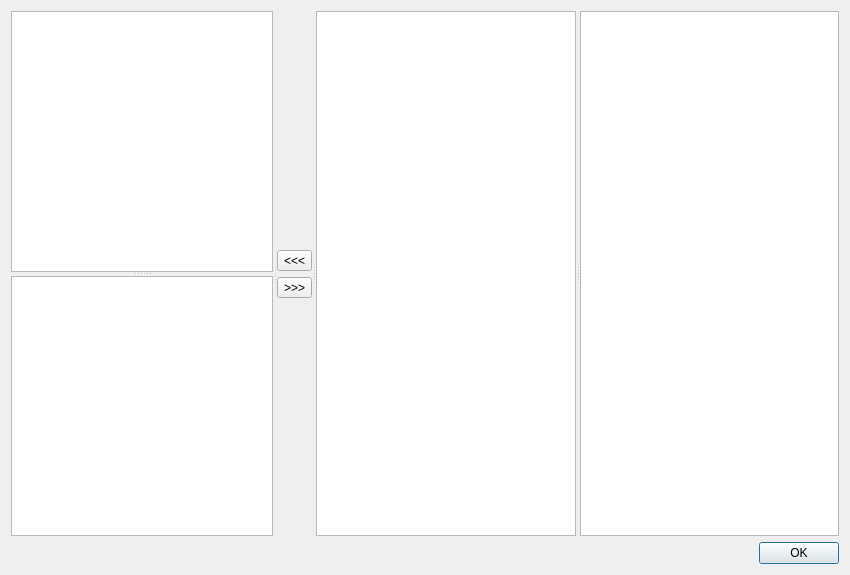
Before: the Qt Designer form src/tiled/BuildingEditor/buildingtilesdialog.ui in timbaker/tiled, drawn with Qt 5.
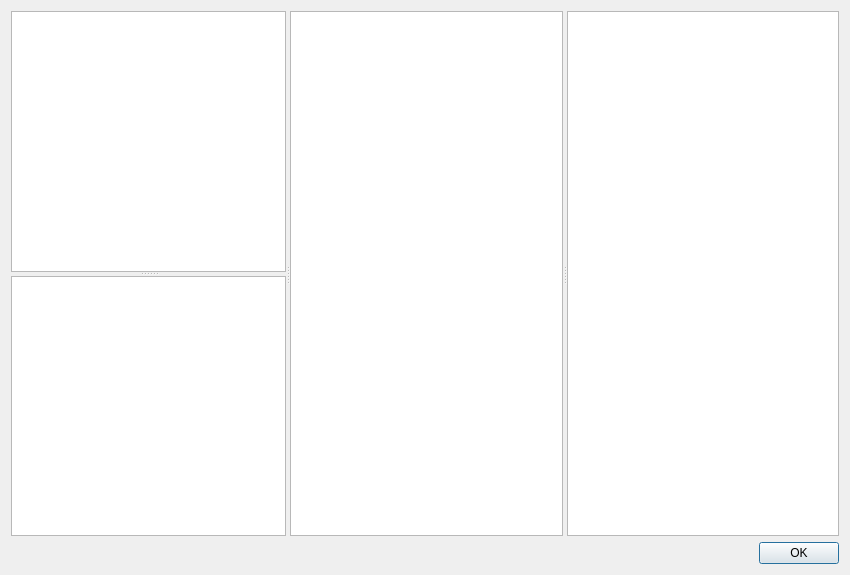
After: the same form once the commit is applied. Icons and pictures are not drawn. Custom widgets are drawn as their Qt base class.

What changed in the file:
```diff
--- a/src/tiled/BuildingEditor/buildingtilesdialog.ui
+++ b/src/tiled/BuildingEditor/buildingtilesdialog.ui
@@ -14,7 +14,7 @@
    <string>Building Tiles</string>
   </property>
   <layout class="QGridLayout" name="gridLayout">
-   <item row="0" column="0">
+   <item row="0" column="0" colspan="2">
     <widget class="QSplitter" name="overallSplitter">
      <property name="orientation">
       <enum>Qt::Horizontal</enum>
@@ -26,7 +26,7 @@
       <property name="childrenCollapsible">
        <bool>false</bool>
       </property>
-      <widget class="QWidget" name="">
+      <widget class="QWidget" name="layoutWidget">
        <layout class="QVBoxLayout" name="verticalLayout_6">
         <item>
          <widget class="QListWidget" name="categoryList"/>
@@ -72,67 +72,6 @@
        </layout>
       </widget>
      </widget>
-     <widget class="QWidget" name="layoutWidget">
-      <layout class="QVBoxLayout" name="verticalLayout">
-       <property name="sizeConstraint">
-        <enum>QLayout::SetMaximumSize</enum>
-       </property>
-       <item>
-        <spacer name="verticalSpacer">
-         <property name="orientation">
-          <enum>Qt::Vertical</enum>
-         </property>
-         <property name="sizeHint" stdset="0">
-          <size>
-           <width>20</width>
-           <height>40</height>
-          </size>
-         </property>
-        </spacer>
-       </item>
-       <item>
-        <widget class="QToolButton" name="addTiles">
-         <property name="toolTip">
-          <string>Add selected tiles to category</string>
-         </property>
-         <property name="text">
-          <string>&lt;&lt;&lt;</string>
-         </property>
-         <property name="icon">
-          <iconset resource="../tiled.qrc">
-           <normaloff>:/images/22x22/add.png</normaloff>:/images/22x22/add.png</iconset>
-         </property>
-        </widget>
-       </item>
-       <item>
-        <widget class="QToolButton" name="removeTiles">
-         <property name="toolTip">
-          <string>Remove selected tiles from category</string>
-         </property>
-         <property name="text">
-          <string>&gt;&gt;&gt;</string>
-         </property>
-         <property name="icon">
-          <iconset resource="../tiled.qrc">
-           <normaloff>:/images/22x22/remove.png</normaloff>:/images/22x22/remove.png</iconset>
-         </property>
-        </widget>
-       </item>
-       <item>
-        <spacer name="verticalSpacer_2">
-         <property name="orientation">
-          <enum>Qt::Vertical</enum>
-         </property>
-         <property name="sizeHint" stdset="0">
-          <size>
-           <width>20</width>
-           <height>40</height>
-          </size>
-         </property>
-        </spacer>
-       </item>
-      </layout>
-     </widget>
      <widget class="QSplitter" name="tilesetSplitter">
       <property name="orientation">
        <enum>Qt::Horizontal</enum>
@@ -140,7 +79,7 @@
       <property name="childrenCollapsible">
        <bool>false</bool>
       </property>
-      <widget class="QWidget" name="">
+      <widget class="QWidget" name="layoutWidget">
        <layout class="QVBoxLayout" name="verticalLayout_5">
         <item>
          <widget class="QListWidget" name="tilesetList"/>
@@ -162,6 +101,9 @@
     </widget>
    </item>
    <item row="1" column="0">
+    <layout class="QHBoxLayout" name="buttonsLayout"/>
+   </item>
+   <item row="1" column="1">
     <widget class="QDialogButtonBox" name="buttonBox">
      <property name="orientation">
       <enum>Qt::Horizontal</enum>
```
Left out of the diff: 42 changed lines with no effect on the pictures.
